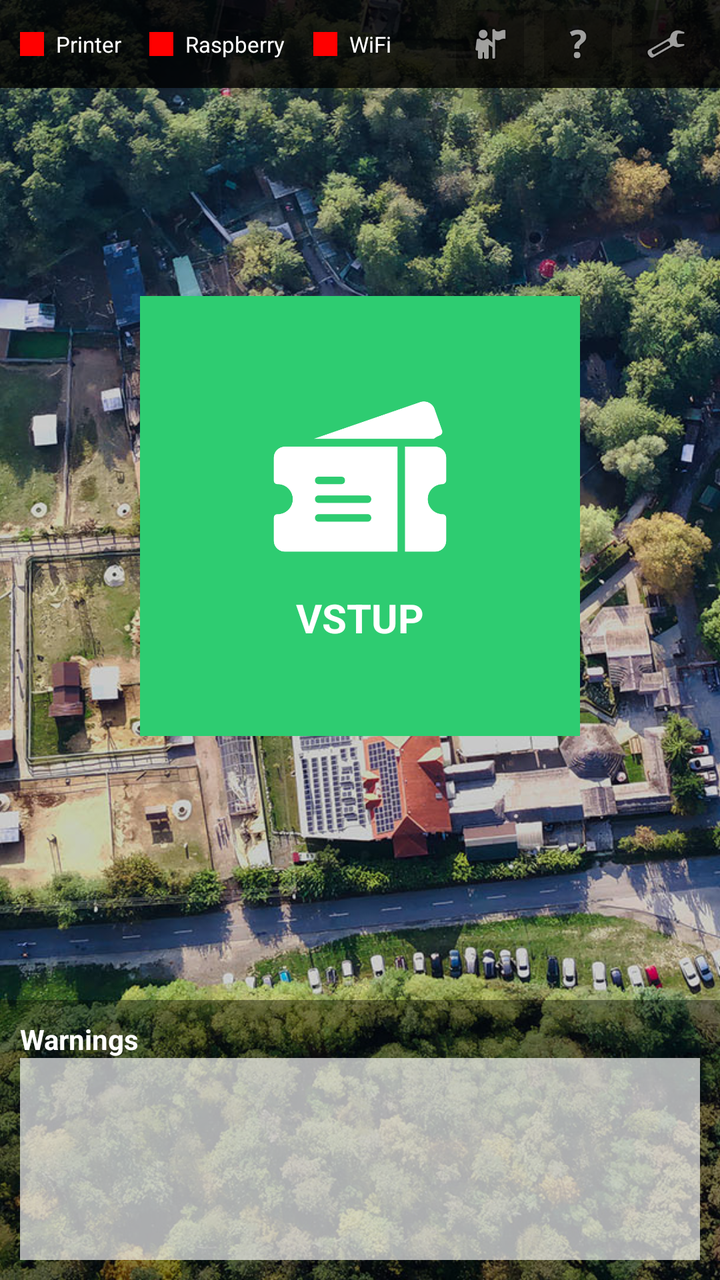
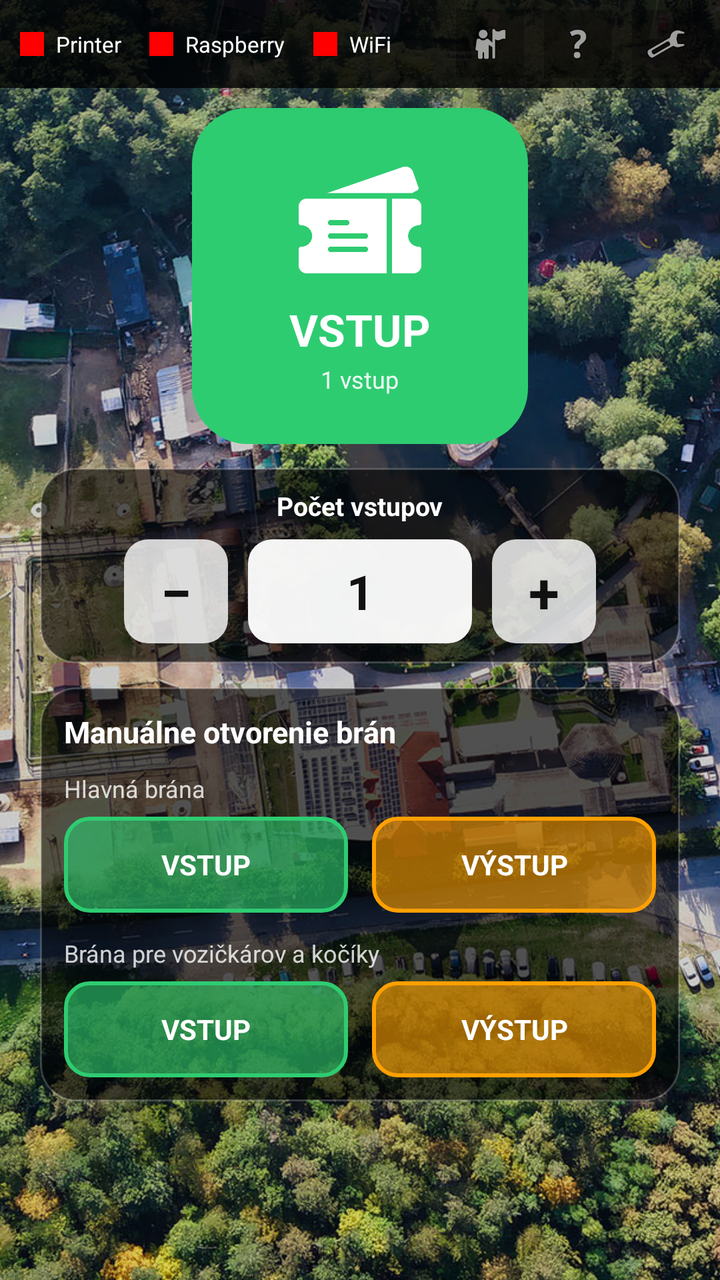

The first picture is an Android layout as it rendered before a commit; the second is the same layout after the commit. The layout source and the unified diff follow.
<!-- AndroidManifest.xml: application theme AppTheme -->
<!-- res/layout/activity_main.xml -->
<FrameLayout xmlns:android="http://schemas.android.com/apk/res/android"
    xmlns:tools="http://schemas.android.com/tools"
    android:layout_width="match_parent"
    android:layout_height="match_parent"
    tools:context="com.epson.epos2_printer.MainActivity">

    
    <ImageView
        android:layout_width="match_parent"
        android:layout_height="match_parent"
        android:scaleType="centerCrop"
        android:src="@drawable/bg_kiosk" />

    
    <View
        android:layout_width="match_parent"
        android:layout_height="match_parent"
        android:background="#22000000" />

    
    <ScrollView
        android:layout_width="match_parent"
        android:layout_height="match_parent"
        android:layout_marginTop="44dp"
        android:layout_marginBottom="160dp">

        <LinearLayout
            android:layout_width="match_parent"
            android:layout_height="wrap_content"
            android:gravity="center"
            android:orientation="vertical"
            android:padding="24dp">

            <Space
                android:layout_width="match_parent"
                android:layout_height="80dp" />

            
            <LinearLayout
                android:id="@+id/btnSampleReceipt"
                android:layout_width="220dp"
                android:layout_height="220dp"
                android:background="#2ECC71"
                android:clickable="true"
                android:focusable="true"
                android:gravity="center"
                android:orientation="vertical"
                android:padding="24dp">

                <ImageView
                    android:layout_width="90dp"
                    android:layout_height="90dp"
                    android:src="@drawable/ic_printer_image" />

                <TextView
                    android:layout_width="wrap_content"
                    android:layout_height="wrap_content"
                    android:layout_marginTop="12dp"
                    android:text="VSTUP"
                    android:textColor="#FFFFFF"
                    android:textSize="20sp"
                    android:textStyle="bold" />
            </LinearLayout>

        </LinearLayout>
    </ScrollView>

    
    <RelativeLayout
        android:id="@+id/statusBar"
        android:layout_width="match_parent"
        android:layout_height="44dp"
        android:background="#CC000000"
        android:paddingStart="10dp"
        android:paddingEnd="10dp"
        android:elevation="10dp"
        android:clickable="true">

        
        <LinearLayout
            android:id="@+id/statusLeft"
            android:layout_width="wrap_content"
            android:layout_height="match_parent"
            android:orientation="horizontal"
            android:gravity="center_vertical"
            android:layout_alignParentStart="true">

            
            <LinearLayout
                android:layout_width="wrap_content"
                android:layout_height="match_parent"
                android:orientation="horizontal"
                android:gravity="center_vertical"
                android:layout_marginEnd="14dp">

                <View
                    android:id="@+id/statusPrinterDot"
                    android:layout_width="12dp"
                    android:layout_height="12dp"
                    android:background="#FF0000" />

                <TextView
                    android:layout_width="wrap_content"
                    android:layout_height="wrap_content"
                    android:text="Printer"
                    android:textColor="#FFFFFF"
                    android:textSize="11sp"
                    android:layout_marginStart="6dp"/>
            </LinearLayout>

            
            <LinearLayout
                android:layout_width="wrap_content"
                android:layout_height="match_parent"
                android:orientation="horizontal"
                android:gravity="center_vertical"
                android:layout_marginEnd="14dp">

                <View
                    android:id="@+id/statusRaspberryDot"
                    android:layout_width="12dp"
                    android:layout_height="12dp"
                    android:background="#FF0000" />

                <TextView
                    android:layout_width="wrap_content"
                    android:layout_height="wrap_content"
                    android:text="Raspberry"
                    android:textColor="#FFFFFF"
                    android:textSize="11sp"
                    android:layout_marginStart="6dp"/>
            </LinearLayout>

            
            <LinearLayout
                android:layout_width="wrap_content"
                android:layout_height="match_parent"
                android:orientation="horizontal"
                android:gravity="center_vertical">

                <View
                    android:id="@+id/statusNetworkDot"
                    android:layout_width="12dp"
                    android:layout_height="12dp"
                    android:background="#FF0000" />

                <TextView
                    android:layout_width="wrap_content"
                    android:layout_height="wrap_content"
                    android:text="WiFi"
                    android:textColor="#FFFFFF"
                    android:textSize="11sp"
                    android:layout_marginStart="6dp"/>
            </LinearLayout>

        </LinearLayout>

        
        <LinearLayout
            android:layout_width="wrap_content"
            android:layout_height="match_parent"
            android:layout_alignParentEnd="true"
            android:orientation="horizontal"
            android:gravity="center_vertical">

            
            <ImageView
                android:id="@+id/btnTickets"
                android:layout_width="34dp"
                android:layout_height="34dp"
                android:layout_marginEnd="10dp"
                android:src="@android:drawable/ic_menu_myplaces"
                android:background="#44000000"
                android:padding="6dp"
                android:clickable="true"
                android:focusable="true" />

            
            <ImageView
                android:id="@+id/btnHelp"
                android:layout_width="34dp"
                android:layout_height="34dp"
                android:layout_marginEnd="10dp"
                android:src="@android:drawable/ic_menu_help"
                android:background="#44000000"
                android:padding="6dp"
                android:clickable="true"
                android:focusable="true" />

            
            <ImageView
                android:id="@+id/btnSettings"
                android:layout_width="34dp"
                android:layout_height="34dp"
                android:src="@android:drawable/ic_menu_preferences"
                android:background="#44000000"
                android:padding="6dp"
                android:clickable="true"
                android:focusable="true" />

        </LinearLayout>

    </RelativeLayout>

    
    <LinearLayout
        android:layout_width="match_parent"
        android:layout_height="140dp"
        android:layout_gravity="bottom"
        android:orientation="vertical"
        android:padding="10dp"
        android:background="#66000000">

        <TextView
            android:layout_width="match_parent"
            android:layout_height="wrap_content"
            android:text="Warnings"
            android:textColor="#FFFFFF"
            android:textStyle="bold" />

        <EditText
            android:id="@+id/edtWarnings"
            android:layout_width="match_parent"
            android:layout_height="match_parent"
            android:background="#AAFFFFFF"
            android:enabled="false"
            android:focusable="false" />

    </LinearLayout>

</FrameLayout>
<!-- resources referenced by this layout -->
<resources>
  <style name="AppTheme" parent="android:Theme">
          
          <item name="android:windowOptOutEdgeToEdgeEnforcement" tools:targetApi="35">true</item>
      </style>
  <!-- unchanged entries left out for length: 2 -->
</resources>

<!-- the commit's change to res/layout/activity_main.xml (unified diff, before → after) -->
@@ -19,47 +19,237 @@
 
     
     <ScrollView
+        android:id="@+id/contentScroll"
         android:layout_width="match_parent"
         android:layout_height="match_parent"
         android:layout_marginTop="44dp"
-        android:layout_marginBottom="160dp">
+        android:layout_marginBottom="16dp"
+        android:fillViewport="true">
 
         <LinearLayout
             android:layout_width="match_parent"
             android:layout_height="wrap_content"
-            android:gravity="center"
+            android:focusable="true"
+            android:focusableInTouchMode="true"
+            android:gravity="center_horizontal"
             android:orientation="vertical"
-            android:padding="24dp">
-
-            <Space
-                android:layout_width="match_parent"
-                android:layout_height="80dp" />
-
-            
-            <LinearLayout
-                android:id="@+id/btnSampleReceipt"
-                android:layout_width="220dp"
-                android:layout_height="220dp"
-                android:background="#2ECC71"
+            android:paddingStart="20dp"
+            android:paddingTop="10dp"
+            android:paddingEnd="20dp"
+            android:paddingBottom="10dp">
+
+            
+            <LinearLayout
+                android:id="@+id/btnVstup"
+                android:layout_width="168dp"
+                android:layout_height="168dp"
+                android:background="@drawable/bg_btn_vstup"
                 android:clickable="true"
                 android:focusable="true"
                 android:gravity="center"
                 android:orientation="vertical"
-                android:padding="24dp">
+                android:padding="16dp">
 
                 <ImageView
-                    android:layout_width="90dp"
-                    android:layout_height="90dp"
+                    android:layout_width="64dp"
+                    android:layout_height="64dp"
                     android:src="@drawable/ic_printer_image" />
 
                 <TextView
                     android:layout_width="wrap_content"
                     android:layout_height="wrap_content"
+                    android:layout_marginTop="8dp"
+                    android:text="VSTUP"
+                    android:textColor="#FFFFFF"
+                    android:textSize="22sp"
+                    android:textStyle="bold" />
+
+                <TextView
+                    android:id="@+id/txtVstupCount"
+                    android:layout_width="wrap_content"
+                    android:layout_height="wrap_content"
+                    android:layout_marginTop="2dp"
+                    android:text="1 vstup"
+                    android:textColor="#E8FFFFFF"
+                    android:textSize="12sp" />
+            </LinearLayout>
+
+            
+            <LinearLayout
+                android:layout_width="match_parent"
+                android:layout_height="wrap_content"
+                android:layout_marginTop="12dp"
+                android:background="@drawable/bg_card_dark"
+                android:gravity="center_horizontal"
+                android:orientation="vertical"
+                android:paddingStart="12dp"
+                android:paddingTop="10dp"
+                android:paddingEnd="12dp"
+                android:paddingBottom="10dp">
+
+                <TextView
+                    android:layout_width="wrap_content"
+                    android:layout_height="wrap_content"
+                    android:text="Počet vstupov"
+                    android:textColor="#FFFFFF"
+                    android:textSize="13sp"
+                    android:textStyle="bold" />
+
+                <LinearLayout
+                    android:layout_width="wrap_content"
+                    android:layout_height="wrap_content"
+                    android:layout_marginTop="8dp"
+                    android:gravity="center"
+                    android:orientation="horizontal">
+
+                    <TextView
+                        android:id="@+id/btnQtyMinus"
+                        android:layout_width="52dp"
+                        android:layout_height="52dp"
+                        android:background="@drawable/bg_btn_qty"
+                        android:clickable="true"
+                        android:focusable="true"
+                        android:gravity="center"
+                        android:text="−"
+                        android:textColor="#111111"
+                        android:textSize="28sp"
+                        android:textStyle="bold" />
+
+                    <EditText
+                        android:id="@+id/edtMaxUses"
+                        android:layout_width="112dp"
+                        android:layout_height="52dp"
+                        android:layout_marginStart="10dp"
+                        android:layout_marginEnd="10dp"
+                        android:background="@drawable/bg_input_qty"
+                        android:gravity="center"
+                        android:imeOptions="actionDone"
+                        android:importantForAutofill="no"
+                        android:inputType="number"
+                        android:maxLength="5"
+                        android:selectAllOnFocus="true"
+                        android:text="1"
+                        android:textColor="#111111"
+                        android:textSize="24sp"
+                        android:textStyle="bold" />
+
+                    <TextView
+                        android:id="@+id/btnQtyPlus"
+                        android:layout_width="52dp"
+                        android:layout_height="52dp"
+                        android:background="@drawable/bg_btn_qty"
+                        android:clickable="true"
+                        android:focusable="true"
+                        android:gravity="center"
+                        android:text="+"
+                        android:textColor="#111111"
+                        android:textSize="28sp"
+                        android:textStyle="bold" />
+                </LinearLayout>
+            </LinearLayout>
+
+            
+            <LinearLayout
+                android:layout_width="match_parent"
+                android:layout_height="wrap_content"
+                android:layout_marginTop="12dp"
+                android:background="@drawable/bg_card_dark"
+                android:orientation="vertical"
+                android:padding="12dp">
+
+                <TextView
+                    android:layout_width="match_parent"
+                    android:layout_height="wrap_content"
+                    android:text="Manuálne otvorenie brán"
+                    android:textColor="#FFFFFF"
+                    android:textSize="15sp"
+                    android:textStyle="bold" />
+
+                <TextView
+                    android:layout_width="match_parent"
+                    android:layout_height="wrap_content"
+                    android:layout_marginTop="10dp"
+                    android:text="Hlavná brána"
+                    android:textColor="#CCFFFFFF"
+                    android:textSize="12sp" />
+
+                <LinearLayout
+                    android:layout_width="match_parent"
+                    android:layout_height="wrap_content"
+                    android:layout_marginTop="6dp"
+                    android:orientation="horizontal">
+
+                    <TextView
+                        android:id="@+id/btnGate1In"
+                        android:layout_width="0dp"
+                        android:layout_height="48dp"
+                        android:layout_marginEnd="6dp"
+                        android:layout_weight="1"
+                        android:background="@drawable/bg_btn_gate_in"
+                        android:clickable="true"
+                        android:focusable="true"
+                        android:gravity="center"
+                        android:text="VSTUP"
+                        android:textColor="#FFFFFF"
+                        android:textStyle="bold" />
+
+                    <TextView
+                        android:id="@+id/btnGate1Out"
+                        android:layout_width="0dp"
+                        android:layout_height="48dp"
+                        android:layout_marginStart="6dp"
+                        android:layout_weight="1"
+                        android:background="@drawable/bg_btn_gate_out"
+                        android:clickable="true"
+                        android:focusable="true"
+                        android:gravity="center"
+                        android:text="VÝSTUP"
+                        android:textColor="#FFFFFF"
+                        android:textStyle="bold" />
+                </LinearLayout>
+
+                <TextView
+                    android:layout_width="match_parent"
+                    android:layout_height="wrap_content"
                     android:layout_marginTop="12dp"
-                    android:text="VSTUP"
-                    android:textColor="#FFFFFF"
-                    android:textSize="20sp"
-                    android:textStyle="bold" />
+                    android:text="Brána pre vozičkárov a kočíky"
+                    android:textColor="#CCFFFFFF"
+                    android:textSize="12sp" />
+
+                <LinearLayout
+                    android:layout_width="match_parent"
+                    android:layout_height="wrap_content"
+                    android:layout_marginTop="6dp"
+                    android:orientation="horizontal">
+
+                    <TextView
+                        android:id="@+id/btnGate2In"
+                        android:layout_width="0dp"
+                        android:layout_height="48dp"
+                        android:layout_marginEnd="6dp"
+                        android:layout_weight="1"
+                        android:background="@drawable/bg_btn_gate_in"
+                        android:clickable="true"
+                        android:focusable="true"
+                        android:gravity="center"
+                        android:text="VSTUP"
+                        android:textColor="#FFFFFF"
+                        android:textStyle="bold" />
+
+                    <TextView
+                        android:id="@+id/btnGate2Out"
+                        android:layout_width="0dp"
+                        android:layout_height="48dp"
+                        android:layout_marginStart="6dp"
+                        android:layout_weight="1"
+                        android:background="@drawable/bg_btn_gate_out"
+                        android:clickable="true"
+                        android:focusable="true"
+                        android:gravity="center"
+                        android:text="VÝSTUP"
+                        android:textColor="#FFFFFF"
+                        android:textStyle="bold" />
+                </LinearLayout>
             </LinearLayout>
 
         </LinearLayout>
@@ -71,27 +261,27 @@
         android:layout_width="match_parent"
         android:layout_height="44dp"
         android:background="#CC000000"
+        android:clickable="true"
+        android:elevation="10dp"
         android:paddingStart="10dp"
-        android:paddingEnd="10dp"
-        android:elevation="10dp"
-        android:clickable="true">
+        android:paddingEnd="10dp">
 
         
         <LinearLayout
             android:id="@+id/statusLeft"
             android:layout_width="wrap_content"
             android:layout_height="match_parent"
-            android:orientation="horizontal"
+            android:layout_alignParentStart="true"
             android:gravity="center_vertical"
-            android:layout_alignParentStart="true">
+            android:orientation="horizontal">
 
             
             <LinearLayout
                 android:layout_width="wrap_content"
                 android:layout_height="match_parent"
-                android:orientation="horizontal"
+                android:layout_marginEnd="14dp"
                 android:gravity="center_vertical"
-                android:layout_marginEnd="14dp">
+                android:orientation="horizontal">
 
                 <View
                     android:id="@+id/statusPrinterDot"
@@ -102,19 +292,19 @@
                 <TextView
                     android:layout_width="wrap_content"
                     android:layout_height="wrap_content"
+                    android:layout_marginStart="6dp"
                     android:text="Printer"
                     android:textColor="#FFFFFF"
-                    android:textSize="11sp"
-                    android:layout_marginStart="6dp"/>
+                    android:textSize="11sp" />
             </LinearLayout>
 
             
             <LinearLayout
                 android:layout_width="wrap_content"
                 android:layout_height="match_parent"
-                android:orientation="horizontal"
+                android:layout_marginEnd="14dp"
                 android:gravity="center_vertical"
-                android:layout_marginEnd="14dp">
+                android:orientation="horizontal">
 
                 <View
                     android:id="@+id/statusRaspberryDot"
@@ -125,18 +315,18 @@
                 <TextView
                     android:layout_width="wrap_content"
                     android:layout_height="wrap_content"
+                    android:layout_marginStart="6dp"
                     android:text="Raspberry"
                     android:textColor="#FFFFFF"
-                    android:textSize="11sp"
-                    android:layout_marginStart="6dp"/>
+                    android:textSize="11sp" />
             </LinearLayout>
 
             
             <LinearLayout
                 android:layout_width="wrap_content"
                 android:layout_height="match_parent"
-                android:orientation="horizontal"
-                android:gravity="center_vertical">
+                android:gravity="center_vertical"
+                android:orientation="horizontal">
 
                 <View
                     android:id="@+id/statusNetworkDot"
@@ -147,10 +337,10 @@
                 <TextView
                     android:layout_width="wrap_content"
                     android:layout_height="wrap_content"
+                    android:layout_marginStart="6dp"
                     android:text="WiFi"
                     android:textColor="#FFFFFF"
-                    android:textSize="11sp"
-                    android:layout_marginStart="6dp"/>
+                    android:textSize="11sp" />
             </LinearLayout>
 
         </LinearLayout>
@@ -160,8 +350,8 @@
             android:layout_width="wrap_content"
             android:layout_height="match_parent"
             android:layout_alignParentEnd="true"
-            android:orientation="horizontal"
-            android:gravity="center_vertical">
+            android:gravity="center_vertical"
+            android:orientation="horizontal">
 
             
             <ImageView
@@ -169,11 +359,11 @@
                 android:layout_width="34dp"
                 android:layout_height="34dp"
                 android:layout_marginEnd="10dp"
-                android:src="@android:drawable/ic_menu_myplaces"
                 android:background="#44000000"
+                android:clickable="true"
+                android:focusable="true"
                 android:padding="6dp"
-                android:clickable="true"
-                android:focusable="true" />
+                android:src="@android:drawable/ic_menu_myplaces" />
 
             
             <ImageView
@@ -181,51 +371,60 @@
                 android:layout_width="34dp"
                 android:layout_height="34dp"
                 android:layout_marginEnd="10dp"
-                android:src="@android:drawable/ic_menu_help"
                 android:background="#44000000"
+                android:clickable="true"
+                android:focusable="true"
                 android:padding="6dp"
-                android:clickable="true"
-                android:focusable="true" />
+                android:src="@android:drawable/ic_menu_help" />
 
             
             <ImageView
                 android:id="@+id/btnSettings"
                 android:layout_width="34dp"
                 android:layout_height="34dp"
-                android:src="@android:drawable/ic_menu_preferences"
                 android:background="#44000000"
+                android:clickable="true"
+                android:focusable="true"
                 android:padding="6dp"
-                android:clickable="true"
-                android:focusable="true" />
+                android:src="@android:drawable/ic_menu_preferences" />
 
         </LinearLayout>
 
     </RelativeLayout>
 
-    
     <LinearLayout
+        android:id="@+id/btnAlert"
         android:layout_width="match_parent"
-        android:layout_height="140dp"
+        android:layout_height="56dp"
         android:layout_gravity="bottom"
-        android:orientation="vertical"
-        android:padding="10dp"
-        android:background="#66000000">
+        android:layout_marginStart="16dp"
+        android:layout_marginEnd="16dp"
+        android:layout_marginBottom="16dp"
+        android:background="@drawable/bg_btn_alert"
+        android:clickable="true"
+        android:focusable="true"
+        android:gravity="center"
+        android:orientation="horizontal"
+        android:visibility="gone">
 
         <TextView
-            android:layout_width="match_parent"
+            android:layout_width="28dp"
+            android:layout_height="28dp"
+            android:background="@drawable/bg_btn_back"
+            android:gravity="center"
+            android:text="!"
+            android:textColor="#FFFFFF"
+            android:textSize="18sp"
+            android:textStyle="bold" />
+
+        <TextView
+            android:layout_width="wrap_content"
             android:layout_height="wrap_content"
-            android:text="Warnings"
+            android:layout_marginStart="10dp"
+            android:text="Chyba — ťuknite pre detail"
             android:textColor="#FFFFFF"
+            android:textSize="15sp"
             android:textStyle="bold" />
-
-        <EditText
-            android:id="@+id/edtWarnings"
-            android:layout_width="match_parent"
-            android:layout_height="match_parent"
-            android:background="#AAFFFFFF"
-            android:enabled="false"
-            android:focusable="false" />
-
     </LinearLayout>
 
 </FrameLayout>
<!-- resource entries referenced after the edit -->
@@ -1,7 +1,125 @@
 <!-- resources referenced by this layout -->
 <resources>
-  <style name="AppTheme" parent="android:Theme">
-          
+  <!-- drawable bg_btn_alert (drawable) -->
+  <?xml version="1.0" encoding="utf-8"?>
+  <selector xmlns:android="http://schemas.android.com/apk/res/android">
+      <item android:state_pressed="true">
+          <shape android:shape="rectangle">
+              <solid android:color="#C62828" />
+              <corners android:radius="14dp" />
+          </shape>
+      </item>
+      <item>
+          <shape android:shape="rectangle">
+              <solid android:color="#D50000" />
+              <corners android:radius="14dp" />
+          </shape>
+      </item>
+  </selector>
+  <!-- drawable bg_btn_back (drawable) -->
+  <?xml version="1.0" encoding="utf-8"?>
+  <selector xmlns:android="http://schemas.android.com/apk/res/android">
+      <item android:state_pressed="true">
+          <shape android:shape="rectangle">
+              <solid android:color="#33FFFFFF" />
+              <corners android:radius="10dp" />
+          </shape>
+      </item>
+      <item>
+          <shape android:shape="rectangle">
+              <solid android:color="#22FFFFFF" />
+              <corners android:radius="10dp" />
+          </shape>
+      </item>
+  </selector>
+  <!-- drawable bg_btn_gate_in (drawable) -->
+  <?xml version="1.0" encoding="utf-8"?>
+  <selector xmlns:android="http://schemas.android.com/apk/res/android">
+      <item android:state_pressed="true">
+          <shape android:shape="rectangle">
+              <solid android:color="#B32ECC71" />
+              <corners android:radius="12dp" />
+              <stroke android:width="2dp" android:color="#2ECC71" />
+          </shape>
+      </item>
+      <item>
+          <shape android:shape="rectangle">
+              <solid android:color="#992ECC71" />
+              <corners android:radius="12dp" />
+              <stroke android:width="2dp" android:color="#2ECC71" />
+          </shape>
+      </item>
+  </selector>
+  <!-- drawable bg_btn_gate_out (drawable) -->
+  <?xml version="1.0" encoding="utf-8"?>
+  <selector xmlns:android="http://schemas.android.com/apk/res/android">
+      <item android:state_pressed="true">
+          <shape android:shape="rectangle">
+              <solid android:color="#B3FFA000" />
+              <corners android:radius="12dp" />
+              <stroke android:width="2dp" android:color="#FFA000" />
+          </shape>
+      </item>
+      <item>
+          <shape android:shape="rectangle">
+              <solid android:color="#99FFA000" />
+              <corners android:radius="12dp" />
+              <stroke android:width="2dp" android:color="#FFA000" />
+          </shape>
+      </item>
+  </selector>
+  <!-- drawable bg_btn_qty (drawable) -->
+  <?xml version="1.0" encoding="utf-8"?>
+  <selector xmlns:android="http://schemas.android.com/apk/res/android">
+      <item android:state_pressed="true">
+          <shape android:shape="rectangle">
+              <solid android:color="#2ECC71" />
+              <corners android:radius="12dp" />
+          </shape>
+      </item>
+      <item>
+          <shape android:shape="rectangle">
+              <solid android:color="#CCFFFFFF" />
+              <corners android:radius="12dp" />
+          </shape>
+      </item>
+  </selector>
+  <!-- drawable bg_btn_vstup (drawable) -->
+  <?xml version="1.0" encoding="utf-8"?>
+  <selector xmlns:android="http://schemas.android.com/apk/res/android">
+      <item android:state_pressed="true">
+          <shape android:shape="rectangle">
+              <solid android:color="#27AE60" />
+              <corners android:radius="28dp" />
+          </shape>
+      </item>
+      <item>
+          <shape android:shape="rectangle">
+              <solid android:color="#2ECC71" />
+              <corners android:radius="28dp" />
+          </shape>
+      </item>
+  </selector>
+  <!-- drawable bg_card_dark (drawable) -->
+  <?xml version="1.0" encoding="utf-8"?>
+  <shape xmlns:android="http://schemas.android.com/apk/res/android"
+      android:shape="rectangle">
+      <solid android:color="#99000000" />
+      <corners android:radius="18dp" />
+      <stroke
+          android:width="1dp"
+          android:color="#33FFFFFF" />
+  </shape>
+  <!-- drawable bg_input_qty (drawable) -->
+  <?xml version="1.0" encoding="utf-8"?>
+  <shape xmlns:android="http://schemas.android.com/apk/res/android"
+      android:shape="rectangle">
+      <solid android:color="#F2FFFFFF" />
+      <corners android:radius="12dp" />
+  </shape>
+  <style name="AppTheme" parent="android:Theme.NoTitleBar">
+          <item name="android:windowNoTitle">true</item>
+          <item name="android:windowActionBar">false</item>
           <item name="android:windowOptOutEdgeToEdgeEnforcement" tools:targetApi="35">true</item>
       </style>
   <!-- unchanged entries left out for length: 2 -->
